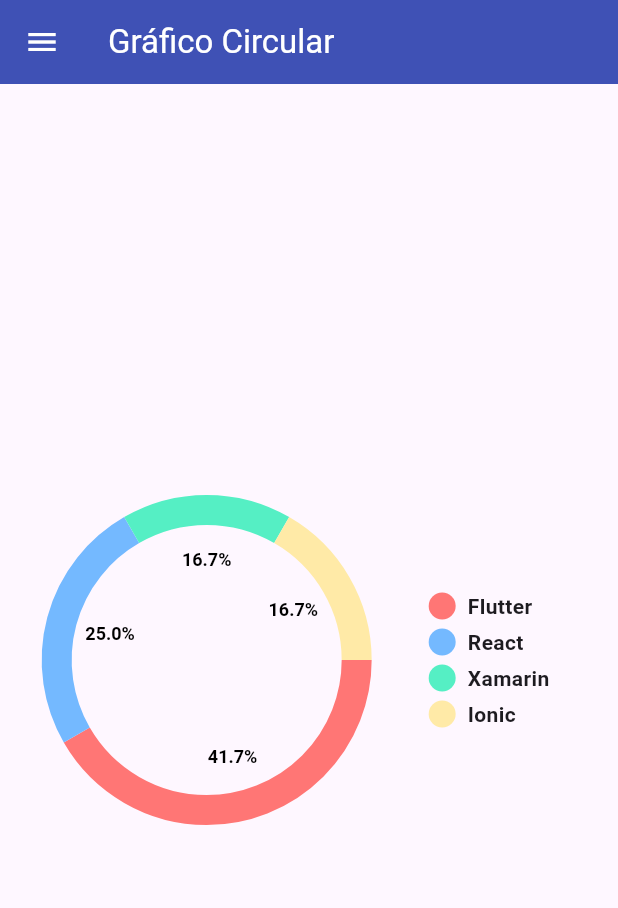
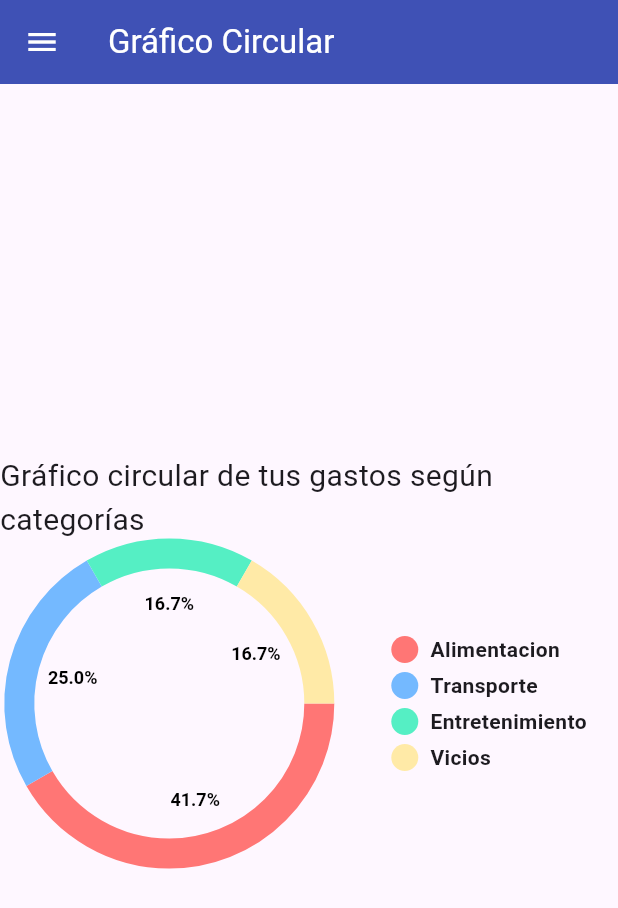
Before and after one commit to alexus21/laboratorio_3, a Flutter app: the screen it shows after launch, in the side drawer, after a tap on "Gráfico de gastos", on a phone screen of 412 x 824 dp. Shown: the top 908 px of the screen. Run offline on Flutter 3.47's test engine with Material 3 defaults, Android fonts, the phone set to English and light mode, and no system bars; drawn by our look-alikes of pie_chart; our stand-ins replace toastification.

Commit message:
grafica circular

```diff
--- a/lib/presentation/screens/CircularGraphic.dart
+++ b/lib/presentation/screens/CircularGraphic.dart
@@ -24,12 +24,14 @@ class _CirculargraphicState extends State<Circulargraphic> {
         child: Column(
           mainAxisAlignment: MainAxisAlignment.center,
           children: <Widget>[
+            Text('Gráfico circular de tus gastos según categorías',
+                style: TextStyle(fontSize: 20)),
             PieChart(
               dataMap: {
-                'Flutter': 5,
-                'React': 3,
-                'Xamarin': 2,
-                'Ionic': 2,
+                'Alimentacion': 5,
+                'Transporte': 3,
+                'Entretenimiento': 2,
+                'Vicios': 2,
               },
               chartType: ChartType.ring,
               chartRadius: 200,
```
